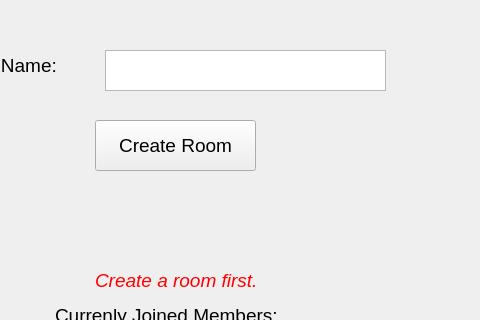
Before: the Qt Designer form hostwindow.ui in Mamad-MD/JukeBox-MusicPlayer-, drawn with Qt 5; both pictures show x 225 to 705 and y 0 to 320 of the 825 by 632 pixel window.
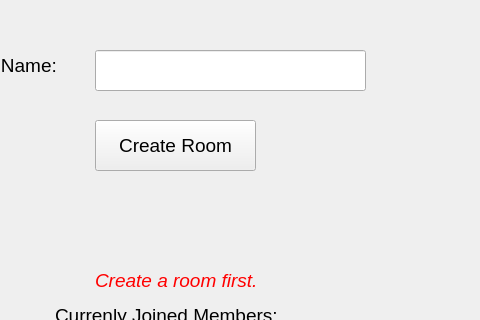
After: the same form once the commit is applied.

What changed in the file:
```diff
--- a/hostwindow.ui
+++ b/hostwindow.ui
@@ -32,21 +32,6 @@
      <string>Room Name:</string>
     </property>
    </widget>
-   <widget class="QTextEdit" name="textEdit">
-    <property name="geometry">
-     <rect>
-      <x>330</x>
-      <y>50</y>
-      <width>281</width>
-      <height>41</height>
-     </rect>
-    </property>
-    <property name="font">
-     <font>
-      <pointsize>16</pointsize>
-     </font>
-    </property>
-   </widget>
    <widget class="QPushButton" name="PushButton_CreateRoom">
     <property name="geometry">
      <rect>
@@ -139,6 +124,21 @@
      <string>Back</string>
     </property>
    </widget>
+   <widget class="QLineEdit" name="LineEdit_RoomName">
+    <property name="geometry">
+     <rect>
+      <x>320</x>
+      <y>50</y>
+      <width>271</width>
+      <height>41</height>
+     </rect>
+    </property>
+    <property name="font">
+     <font>
+      <pointsize>14</pointsize>
+     </font>
+    </property>
+   </widget>
   </widget>
   <widget class="QMenuBar" name="menubar">
    <property name="geometry">
```
